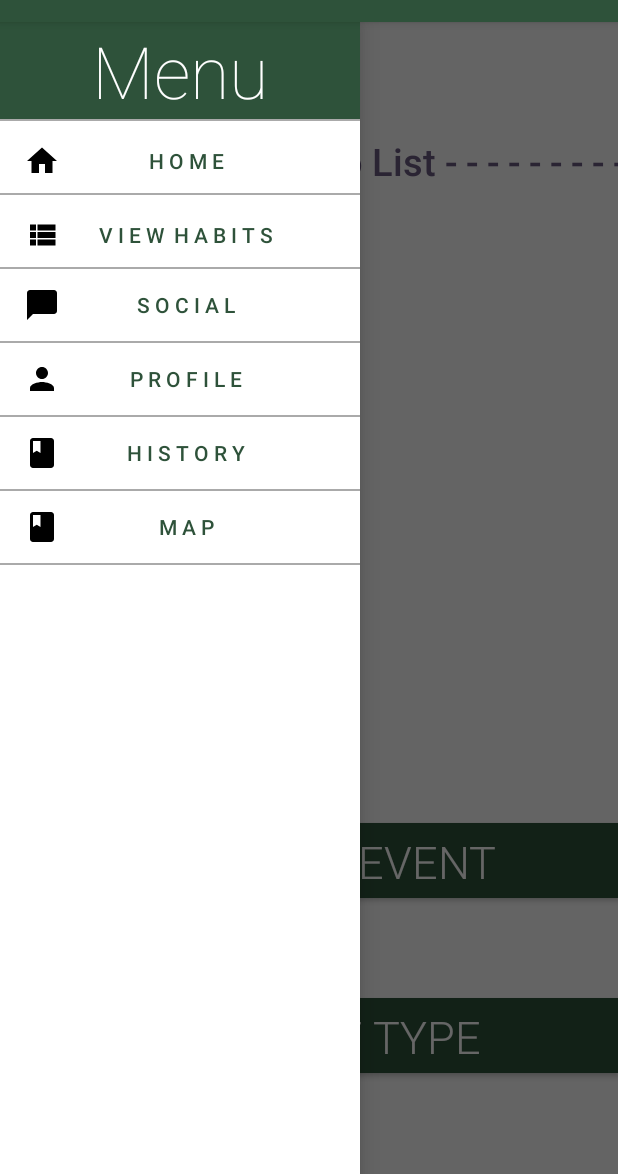
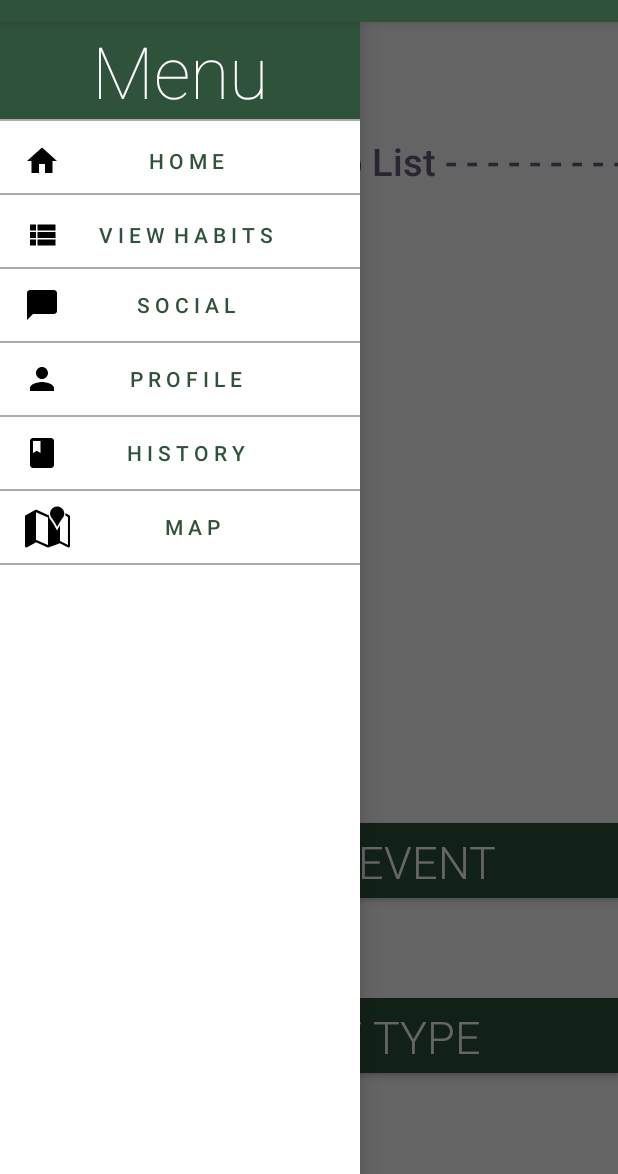
Before and after one commit to CMPUT301F17T05/AASIO-Index, an Android app: the screen it shows after launch (HomeActivity), with the side drawer open, on a phone screen of 412 x 824 dp, the part 62-1236 px from its top. Run offline under Robolectric (Android 15) with nearby library versions, the phone set to English and light mode, and no system bars.

Commit message:
changed map icon

```diff
--- a/app/src/main/res/layout/navigation_drawer.xml
+++ b/app/src/main/res/layout/navigation_drawer.xml
@@ -98,11 +98,14 @@
         android:layout_height="wrap_content"
         android:background="@color/white"
         android:drawablePadding="0dp"
-        android:drawableStart="@drawable/history"
+        android:drawableStart="@android:drawable/ic_dialog_map"
+        android:drawableTint="@color/black"
         android:paddingEnd="32dp"
         android:paddingStart="16dp"
         android:text="M a p"
-        android:theme="@style/AppTheme"
-        android:textColor="@color/colorPrimary"/>
+        android:textColor="@color/colorPrimary"
+        android:theme="@style/AppTheme" />
+
+
 
     </LinearLayout>
```
Also changed, not shown: app/src/main/ic_launcher-web.png, app/src/main/res/drawable/world.jpg (added), app/src/main/res/mipmap-hdpi/ic_launcher.png, app/src/main/res/mipmap-mdpi/ic_launcher.png, app/src/main/res/mipmap-xhdpi/ic_launcher.png, app/src/main/res/mipmap-xxhdpi/ic_launcher.png, app/src/main/res/mipmap-xxxhdpi/ic_launcher.png.
